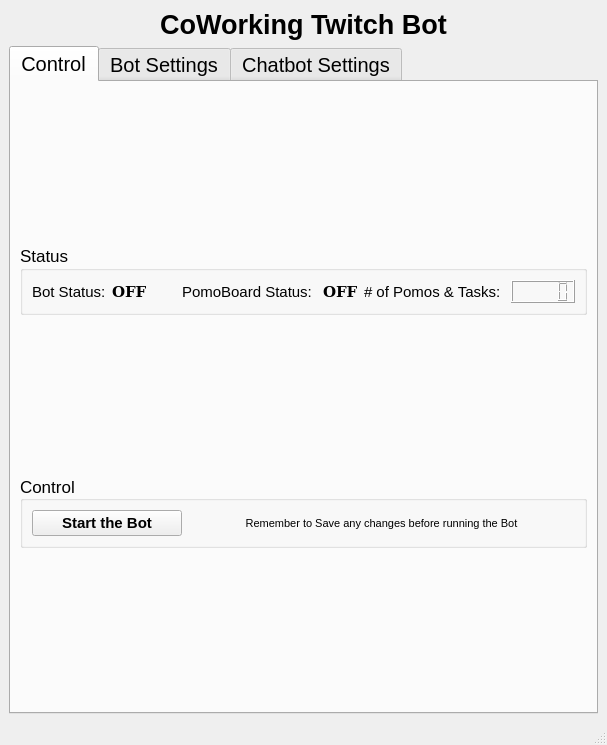
Above: BotResources/resources/PomoBotUI.ui from crankybookworm/CoWorkingTwitchBotWithGui before the change. Below: the same form after it.
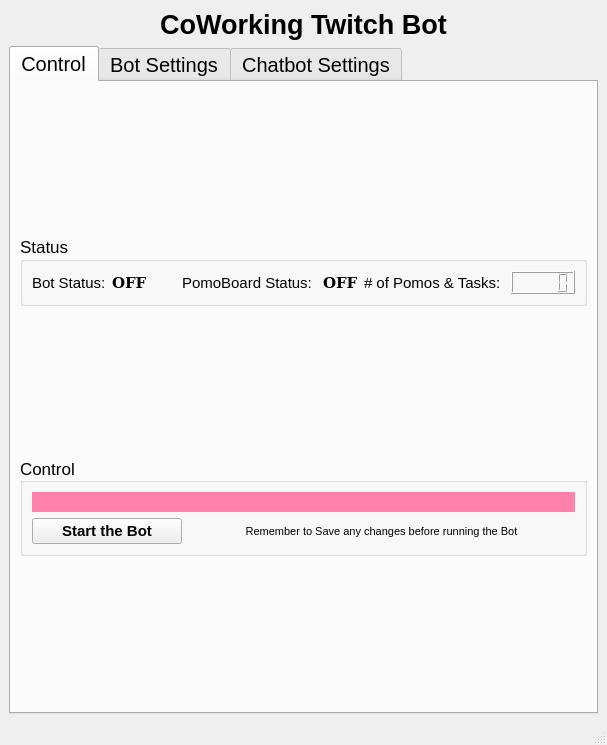
That is the form after the change.

Commit message: Invalid Token Crash Fix Moved MonitorPomos to Timer

Patch:
```diff
--- a/BotResources/resources/PomoBotUI.ui
+++ b/BotResources/resources/PomoBotUI.ui
@@ -7,7 +7,7 @@
     <x>0</x>
     <y>0</y>
     <width>607</width>
-    <height>701</height>
+    <height>732</height>
    </rect>
   </property>
   <property name="windowTitle">
@@ -183,8 +183,8 @@
           <property name="alignment">
            <set>Qt::AlignLeading|Qt::AlignLeft|Qt::AlignVCenter</set>
           </property>
-          <layout class="QHBoxLayout" name="horizontalLayout_2">
-           <item>
+          <layout class="QGridLayout" name="gridLayout_3">
+           <item row="2" column="0">
             <widget class="QPushButton" name="botTriggerButton">
              <property name="sizePolicy">
               <sizepolicy hsizetype="Maximum" vsizetype="Fixed">
@@ -213,7 +213,7 @@
              </property>
             </widget>
            </item>
-           <item>
+           <item row="2" column="1">
             <widget class="QLabel" name="label">
              <property name="font">
               <font>
@@ -228,6 +228,42 @@
              </property>
             </widget>
            </item>
+           <item row="1" column="0" colspan="2">
+            <widget class="QLabel" name="botTriggerError">
+             <property name="enabled">
+              <bool>true</bool>
+             </property>
+             <property name="sizePolicy">
+              <sizepolicy hsizetype="Minimum" vsizetype="Preferred">
+               <horstretch>0</horstretch>
+               <verstretch>0</verstretch>
+              </sizepolicy>
+             </property>
+             <property name="font">
+              <font>
+               <pointsize>13</pointsize>
+               <weight>75</weight>
+               <bold>true</bold>
+               <underline>true</underline>
+              </font>
+             </property>
+             <property name="autoFillBackground">
+              <bool>false</bool>
+             </property>
+             <property name="styleSheet">
+              <string notr="true">background-color: #FF80AB;</string>
+             </property>
+             <property name="text">
+              <string/>
+             </property>
+             <property name="alignment">
+              <set>Qt::AlignCenter</set>
+             </property>
+             <property name="wordWrap">
+              <bool>true</bool>
+             </property>
+            </widget>
+           </item>
           </layout>
          </widget>
         </item>
```
Left out of the diff: 21 changed lines with no effect on the pictures. The commit also changes 3 other files.
